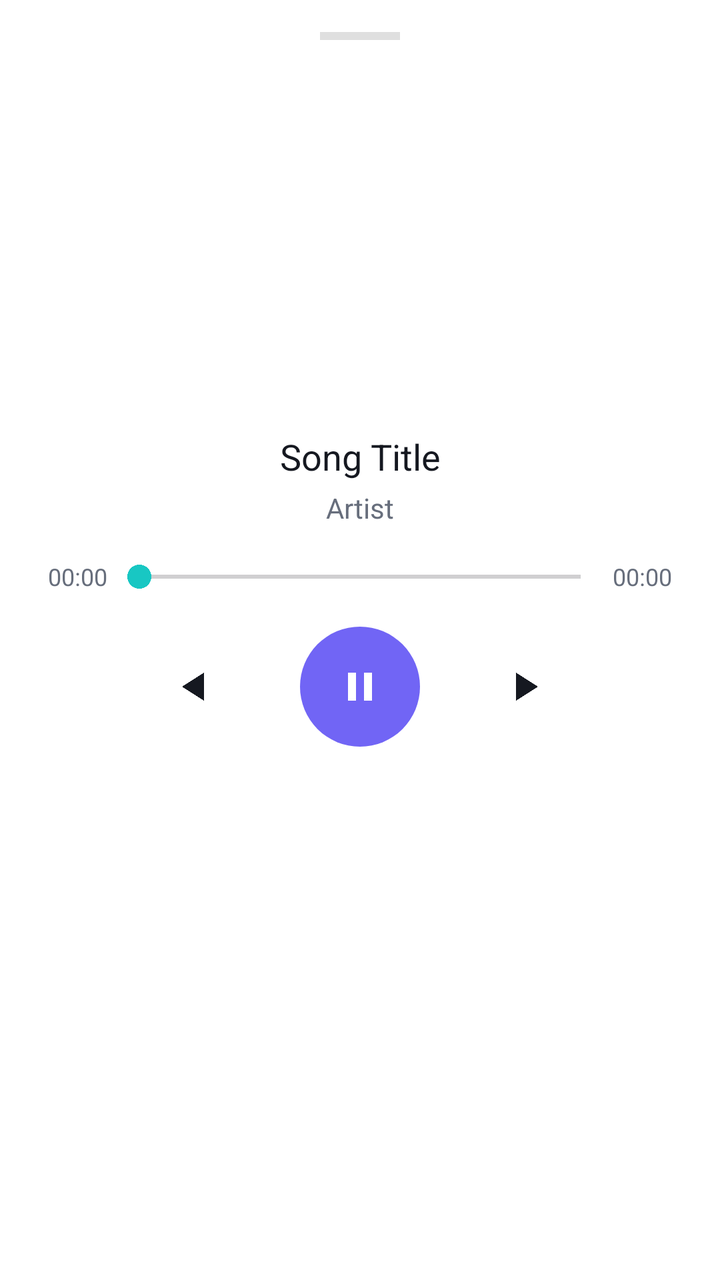
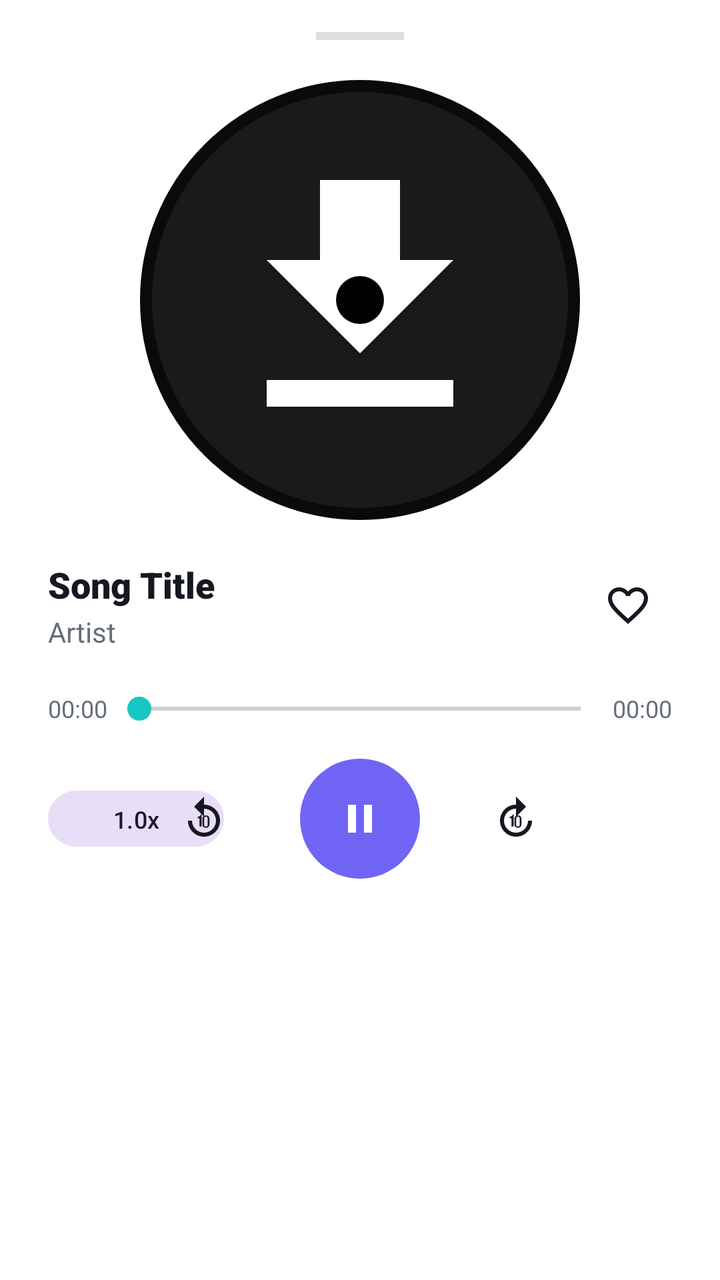

The first picture is an Android layout as it rendered before a commit; the second is the same layout after the commit. The layout source and the unified diff follow.
<!-- AndroidManifest.xml: application theme Theme.Lemezt -->
<!-- res/layout/bottom_sheet_audio_player.xml -->
<?xml version="1.0" encoding="utf-8"?>
<LinearLayout xmlns:android="http://schemas.android.com/apk/res/android"
    xmlns:app="http://schemas.android.com/apk/res-auto"
    android:layout_width="match_parent"
    android:layout_height="wrap_content"
    android:background="?attr/lemeztCardBg"
    android:orientation="vertical"
    android:paddingStart="24dp"
    android:paddingTop="16dp"
    android:paddingEnd="24dp"
    android:paddingBottom="32dp">

    <View
        android:layout_width="40dp"
        android:layout_height="4dp"
        android:layout_gravity="center_horizontal"
        android:layout_marginBottom="20dp"
        android:background="#44888888" />

    <ImageView
        android:id="@+id/ivAudioArtwork"
        android:layout_width="160dp"
        android:layout_height="160dp"
        android:layout_gravity="center_horizontal"
        android:layout_marginBottom="16dp"
        android:scaleType="centerCrop"
        android:src="@drawable/ic_download" />

    <TextView
        android:id="@+id/tvAudioTitle"
        android:layout_width="match_parent"
        android:layout_height="wrap_content"
        android:gravity="center"
        android:ellipsize="end"
        android:maxLines="1"
        android:text="Song Title"
        android:textColor="?attr/lemeztTextPrimary"
        android:textSize="18sp"
        android:fontFamily="sans-serif-bold" />

    <TextView
        android:id="@+id/tvAudioArtist"
        android:layout_width="match_parent"
        android:layout_height="wrap_content"
        android:layout_marginTop="4dp"
        android:gravity="center"
        android:ellipsize="end"
        android:maxLines="1"
        android:text="Artist"
        android:textColor="?attr/lemeztTextSecondary"
        android:textSize="14sp" />

    <LinearLayout
        android:layout_width="match_parent"
        android:layout_height="wrap_content"
        android:layout_marginTop="16dp"
        android:gravity="center_vertical"
        android:orientation="horizontal">

        <TextView
            android:id="@+id/tvAudioCurrentTime"
            android:layout_width="wrap_content"
            android:layout_height="wrap_content"
            android:text="00:00"
            android:textColor="?attr/lemeztTextSecondary"
            android:textSize="12sp" />

        <SeekBar
            android:id="@+id/audioSeekBar"
            android:layout_width="0dp"
            android:layout_height="wrap_content"
            android:layout_weight="1"
            android:progressTint="@color/lemezt_secondary"
            android:thumbTint="@color/lemezt_secondary" />

        <TextView
            android:id="@+id/tvAudioTotalTime"
            android:layout_width="wrap_content"
            android:layout_height="wrap_content"
            android:text="00:00"
            android:textColor="?attr/lemeztTextSecondary"
            android:textSize="12sp" />
    </LinearLayout>

    <LinearLayout
        android:layout_width="match_parent"
        android:layout_height="wrap_content"
        android:layout_marginTop="16dp"
        android:gravity="center"
        android:orientation="horizontal">

        <ImageButton
            android:id="@+id/btnAudioRewind"
            android:layout_width="48dp"
            android:layout_height="48dp"
            android:background="?attr/selectableItemBackgroundBorderless"
            android:src="@drawable/ic_play"
            android:rotation="180"
            app:tint="?attr/lemeztTextPrimary" />

        <ImageButton
            android:id="@+id/btnAudioPlayPause"
            android:layout_width="60dp"
            android:layout_height="60dp"
            android:layout_marginStart="28dp"
            android:layout_marginEnd="28dp"
            android:background="@drawable/bg_circle_primary"
            android:src="@drawable/ic_pause"
            app:tint="#FFFFFF" />

        <ImageButton
            android:id="@+id/btnAudioForward"
            android:layout_width="48dp"
            android:layout_height="48dp"
            android:background="?attr/selectableItemBackgroundBorderless"
            android:src="@drawable/ic_play"
            app:tint="?attr/lemeztTextPrimary" />
    </LinearLayout>
</LinearLayout>
<!-- resources referenced by this layout -->
<resources>
  <color name="lemezt_secondary">#18C7C3</color>
  <!-- drawable bg_circle_primary (drawable) -->
  <?xml version="1.0" encoding="utf-8"?>
  <shape xmlns:android="http://schemas.android.com/apk/res/android"
      android:shape="oval">
      <solid android:color="@color/lemezt_primary" />
  </shape>
  <!-- drawable ic_play (drawable) -->
  <vector xmlns:android="http://schemas.android.com/apk/res/android"
      android:width="24dp"
      android:height="24dp"
      android:viewportWidth="24"
      android:viewportHeight="24">
    <path
        android:fillColor="@android:color/white"
        android:pathData="M8,5v14l11,-7z"/>
  </vector>
  <color name="lemezt_primary">#7165F5</color>
  <color name="lemezt_light_bg">#F6F7F9</color>
  <color name="lemezt_light_card_bg">#FFFFFF</color>
  <color name="lemezt_light_surface">#F0F2F6</color>
  <color name="lemezt_light_chip_bg">#F0F2F6</color>
  <color name="lemezt_light_text_primary">#151820</color>
  <color name="lemezt_light_text_secondary">#676E7C</color>
  <color name="lemezt_light_border">#E2E8F0</color>
  <color name="lemezt_light_progress_bg">#E2E8F0</color>
  <!-- unchanged entries left out for length: 3 -->
</resources>

<!-- the commit's change to res/layout/bottom_sheet_audio_player.xml (unified diff, before → after) -->
@@ -8,52 +8,100 @@
     android:paddingStart="24dp"
     android:paddingTop="16dp"
     android:paddingEnd="24dp"
-    android:paddingBottom="32dp">
+    android:paddingBottom="36dp">
 
+    
     <View
-        android:layout_width="40dp"
+        android:layout_width="44dp"
         android:layout_height="4dp"
         android:layout_gravity="center_horizontal"
         android:layout_marginBottom="20dp"
         android:background="#44888888" />
 
-    <ImageView
-        android:id="@+id/ivAudioArtwork"
-        android:layout_width="160dp"
-        android:layout_height="160dp"
+    
+    <RelativeLayout
+        android:layout_width="220dp"
+        android:layout_height="220dp"
         android:layout_gravity="center_horizontal"
-        android:layout_marginBottom="16dp"
-        android:scaleType="centerCrop"
-        android:src="@drawable/ic_download" />
+        android:layout_marginBottom="20dp">
 
-    <TextView
-        android:id="@+id/tvAudioTitle"
+        
+        <View
+            android:layout_width="match_parent"
+            android:layout_height="match_parent"
+            android:background="@drawable/bg_vinyl_disc" />
+
+        
+        <com.google.android.material.imageview.ShapeableImageView
+            android:id="@+id/ivAudioArtwork"
+            android:layout_width="160dp"
+            android:layout_height="160dp"
+            android:layout_centerInParent="true"
+            android:scaleType="centerCrop"
+            android:src="@drawable/ic_download"
+            app:shapeAppearanceOverlay="@style/ShapeAppearance.Material3.Corner.Full" />
+
+        
+        <View
+            android:layout_width="24dp"
+            android:layout_height="24dp"
+            android:layout_centerInParent="true"
+            android:background="@drawable/bg_circle_primary"
+            android:backgroundTint="#000000" />
+    </RelativeLayout>
+
+    
+    <RelativeLayout
         android:layout_width="match_parent"
         android:layout_height="wrap_content"
-        android:gravity="center"
-        android:ellipsize="end"
-        android:maxLines="1"
-        android:text="Song Title"
-        android:textColor="?attr/lemeztTextPrimary"
-        android:textSize="18sp"
-        android:fontFamily="sans-serif-bold" />
+        android:layout_marginBottom="8dp">
 
-    <TextView
-        android:id="@+id/tvAudioArtist"
-        android:layout_width="match_parent"
-        android:layout_height="wrap_content"
-        android:layout_marginTop="4dp"
-        android:gravity="center"
-        android:ellipsize="end"
-        android:maxLines="1"
-        android:text="Artist"
-        android:textColor="?attr/lemeztTextSecondary"
-        android:textSize="14sp" />
+        <LinearLayout
+            android:layout_width="match_parent"
+            android:layout_height="wrap_content"
+            android:layout_toStartOf="@id/btnAudioFavorite"
+            android:orientation="vertical">
 
+            <TextView
+                android:id="@+id/tvAudioTitle"
+                android:layout_width="match_parent"
+                android:layout_height="wrap_content"
+                android:ellipsize="marquee"
+                android:singleLine="true"
+                android:marqueeRepeatLimit="marquee_forever"
+                android:text="Song Title"
+                android:textColor="?attr/lemeztTextPrimary"
+                android:textSize="18sp"
+                android:fontFamily="sans-serif-black" />
+
+            <TextView
+                android:id="@+id/tvAudioArtist"
+                android:layout_width="match_parent"
+                android:layout_height="wrap_content"
+                android:layout_marginTop="2dp"
+                android:ellipsize="end"
+                android:maxLines="1"
+                android:text="Artist"
+                android:textColor="?attr/lemeztTextSecondary"
+                android:textSize="14sp" />
+        </LinearLayout>
+
+        <ImageButton
+            android:id="@+id/btnAudioFavorite"
+            android:layout_width="44dp"
+            android:layout_height="44dp"
+            android:layout_alignParentEnd="true"
+            android:layout_centerVertical="true"
+            android:background="?attr/selectableItemBackgroundBorderless"
+            android:src="@drawable/ic_favorite_border"
+            app:tint="?attr/lemeztTextPrimary" />
+    </RelativeLayout>
+
+    
     <LinearLayout
         android:layout_width="match_parent"
         android:layout_height="wrap_content"
-        android:layout_marginTop="16dp"
+        android:layout_marginTop="12dp"
         android:gravity="center_vertical"
         android:orientation="horizontal">
 
@@ -82,38 +130,57 @@
             android:textSize="12sp" />
     </LinearLayout>
 
-    <LinearLayout
+    
+    <RelativeLayout
         android:layout_width="match_parent"
         android:layout_height="wrap_content"
-        android:layout_marginTop="16dp"
-        android:gravity="center"
-        android:orientation="horizontal">
+        android:layout_marginTop="16dp">
 
-        <ImageButton
-            android:id="@+id/btnAudioRewind"
-            android:layout_width="48dp"
-            android:layout_height="48dp"
-            android:background="?attr/selectableItemBackgroundBorderless"
-            android:src="@drawable/ic_play"
-            android:rotation="180"
-            app:tint="?attr/lemeztTextPrimary" />
+        
+        <com.google.android.material.button.MaterialButton
+            android:id="@+id/btnAudioSpeed"
+            style="@style/Widget.Material3.Button.TonalButton"
+            android:layout_width="wrap_content"
+            android:layout_height="36dp"
+            android:layout_alignParentStart="true"
+            android:layout_centerVertical="true"
+            android:text="1.0x"
+            android:textSize="12sp"
+            app:cornerRadius="18dp" />
 
-        <ImageButton
-            android:id="@+id/btnAudioPlayPause"
-            android:layout_width="60dp"
-            android:layout_height="60dp"
-            android:layout_marginStart="28dp"
-            android:layout_marginEnd="28dp"
-            android:background="@drawable/bg_circle_primary"
-            android:src="@drawable/ic_pause"
-            app:tint="#FFFFFF" />
+        
+        <LinearLayout
+            android:layout_width="wrap_content"
+            android:layout_height="wrap_content"
+            android:layout_centerInParent="true"
+            android:gravity="center_vertical"
+            android:orientation="horizontal">
 
-        <ImageButton
-            android:id="@+id/btnAudioForward"
-            android:layout_width="48dp"
-            android:layout_height="48dp"
-            android:background="?attr/selectableItemBackgroundBorderless"
-            android:src="@drawable/ic_play"
-            app:tint="?attr/lemeztTextPrimary" />
-    </LinearLayout>
+            <ImageButton
+                android:id="@+id/btnAudioRewind"
+                android:layout_width="48dp"
+                android:layout_height="48dp"
+                android:background="?attr/selectableItemBackgroundBorderless"
+                android:src="@drawable/ic_replay_10"
+                app:tint="?attr/lemeztTextPrimary" />
+
+            <ImageButton
+                android:id="@+id/btnAudioPlayPause"
+                android:layout_width="60dp"
+                android:layout_height="60dp"
+                android:layout_marginStart="24dp"
+                android:layout_marginEnd="24dp"
+                android:background="@drawable/bg_circle_primary"
+                android:src="@drawable/ic_pause"
+                app:tint="#FFFFFF" />
+
+            <ImageButton
+                android:id="@+id/btnAudioForward"
+                android:layout_width="48dp"
+                android:layout_height="48dp"
+                android:background="?attr/selectableItemBackgroundBorderless"
+                android:src="@drawable/ic_forward_10"
+                app:tint="?attr/lemeztTextPrimary" />
+        </LinearLayout>
+    </RelativeLayout>
 </LinearLayout>
<!-- resource entries referenced after the edit -->
@@ -7,15 +7,44 @@
       android:shape="oval">
       <solid android:color="@color/lemezt_primary" />
   </shape>
-  <!-- drawable ic_play (drawable) -->
+  <!-- drawable bg_vinyl_disc (drawable) -->
+  <?xml version="1.0" encoding="utf-8"?>
+  <shape xmlns:android="http://schemas.android.com/apk/res/android"
+      android:shape="oval">
+      <solid android:color="#1A1A1A" />
+      <stroke
+          android:width="6dp"
+          android:color="#0A0A0A" />
+  </shape>
+  <!-- drawable ic_favorite_border (drawable) -->
   <vector xmlns:android="http://schemas.android.com/apk/res/android"
       android:width="24dp"
       android:height="24dp"
       android:viewportWidth="24"
       android:viewportHeight="24">
     <path
-        android:fillColor="@android:color/white"
-        android:pathData="M8,5v14l11,-7z"/>
+        android:fillColor="#FFFFFFFF"
+        android:pathData="M16.5,3c-1.74,0 -3.41,0.81 -4.5,2.09C10.91,3.81 9.24,3 7.5,3 4.42,3 2,5.42 2,8.5c0,3.78 3.4,6.86 8.55,11.54L12,21.35l1.45,-1.32C18.6,15.36 22,12.28 22,8.5 22,5.42 19.58,3 16.5,3zM12.1,18.55l-0.1,0.1 -0.1,-0.1C7.14,14.24 4,11.39 4,8.5 4,6.5 5.5,5 7.5,5c1.54,0 3.04,0.99 3.57,2.36h1.87C13.46,5.99 14.96,5 16.5,5c2,0 3.5,1.5 3.5,3.5 0,2.89 -3.14,5.74 -7.9,10.05z"/>
+  </vector>
+  <!-- drawable ic_forward_10 (drawable) -->
+  <vector xmlns:android="http://schemas.android.com/apk/res/android"
+      android:width="24dp"
+      android:height="24dp"
+      android:viewportWidth="24"
+      android:viewportHeight="24">
+    <path
+        android:fillColor="#FFFFFFFF"
+        android:pathData="M18,13c0,3.31 -2.69,6 -6,6s-6,-2.69 -6,-6 2.69,-6 6,-6v4l5,-5 -5,-5v4c-4.42,0 -8,3.58 -8,8s3.58,8 8,8 8,-3.58 8,-8h-2zM10.86,15.94H9.74V11.8h-0.8v-0.78c0.88,-0.12 1.34,-0.49 1.48,-1.18h0.44v6.1zM14.73,12.35c0,-0.69 -0.15,-1.19 -0.46,-1.5 -0.31,-0.31 -0.74,-0.47 -1.29,-0.47 -0.56,0 -0.99,0.16 -1.3,0.47 -0.31,0.31 -0.46,0.81 -0.46,1.5v2.24c0,0.69 0.15,1.19 0.46,1.5 0.31,0.31 0.74,0.47 1.3,0.47 0.55,0 0.98,-0.16 1.29,-0.47 0.31,-0.31 0.46,-0.81 0.46,-1.5v-2.24zm-0.89,2.44c0,0.44 -0.06,0.74 -0.19,0.91 -0.13,0.17 -0.36,0.25 -0.68,0.25 -0.32,0 -0.55,-0.08 -0.68,-0.25 -0.13,-0.17 -0.19,-0.47 -0.19,-0.91v-2.64c0,-0.44 0.06,-0.74 0.19,-0.91 0.13,-0.17 0.36,-0.25 0.68,-0.25 0.32,0 0.55,0.08 0.68,0.25 0.13,0.17 0.19,0.47 0.19,0.91v2.64z"/>
+  </vector>
+  <!-- drawable ic_replay_10 (drawable) -->
+  <vector xmlns:android="http://schemas.android.com/apk/res/android"
+      android:width="24dp"
+      android:height="24dp"
+      android:viewportWidth="24"
+      android:viewportHeight="24">
+    <path
+        android:fillColor="#FFFFFFFF"
+        android:pathData="M12,5V1L7,6l5,5V7c3.31,0 6,2.69 6,6s-2.69,6 -6,6 -6,-2.69 -6,-6H4c0,4.42 3.58,8 8,8s8,-3.58 8,-8 -3.58,-8 -8,-8zM10.86,15.94H9.74V11.8h-0.8v-0.78c0.88,-0.12 1.34,-0.49 1.48,-1.18h0.44v6.1zM14.73,12.35c0,-0.69 -0.15,-1.19 -0.46,-1.5 -0.31,-0.31 -0.74,-0.47 -1.29,-0.47 -0.56,0 -0.99,0.16 -1.3,0.47 -0.31,0.31 -0.46,0.81 -0.46,1.5v2.24c0,0.69 0.15,1.19 0.46,1.5 0.31,0.31 0.74,0.47 1.3,0.47 0.55,0 0.98,-0.16 1.29,-0.47 0.31,-0.31 0.46,-0.81 0.46,-1.5v-2.24zm-0.89,2.44c0,0.44 -0.06,0.74 -0.19,0.91 -0.13,0.17 -0.36,0.25 -0.68,0.25 -0.32,0 -0.55,-0.08 -0.68,-0.25 -0.13,-0.17 -0.19,-0.47 -0.19,-0.91v-2.64c0,-0.44 0.06,-0.74 0.19,-0.91 0.13,-0.17 0.36,-0.25 0.68,-0.25 0.32,0 0.55,0.08 0.68,0.25 0.13,0.17 0.19,0.47 0.19,0.91v2.64z"/>
   </vector>
   <color name="lemezt_primary">#7165F5</color>
   <color name="lemezt_light_bg">#F6F7F9</color>
